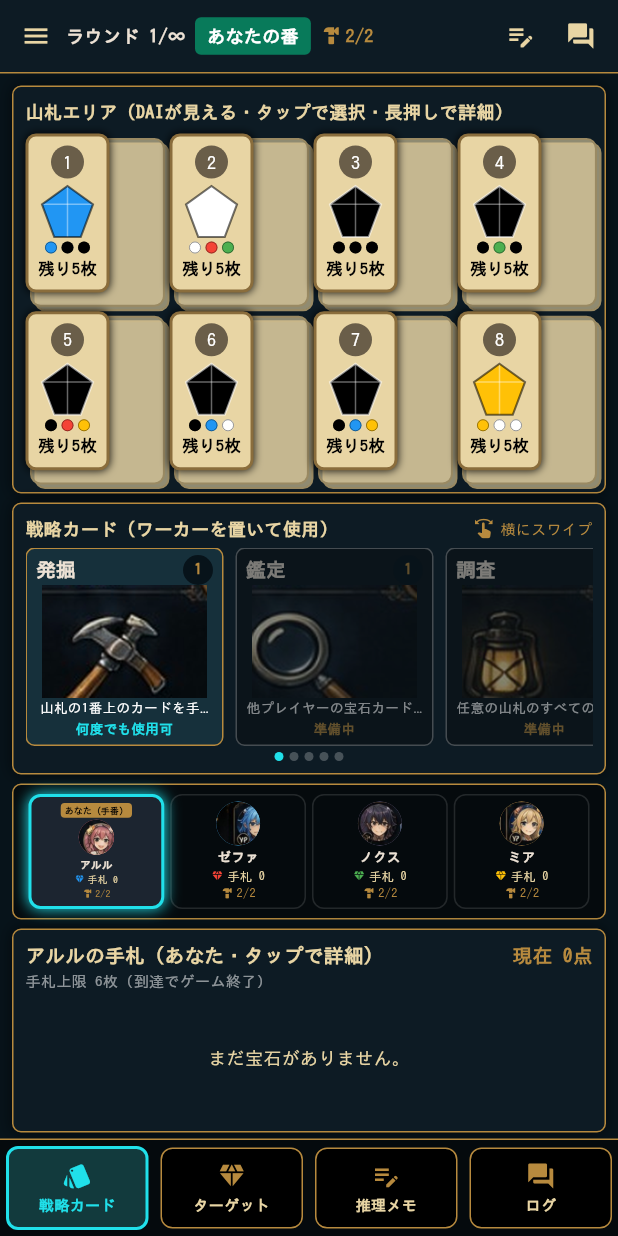
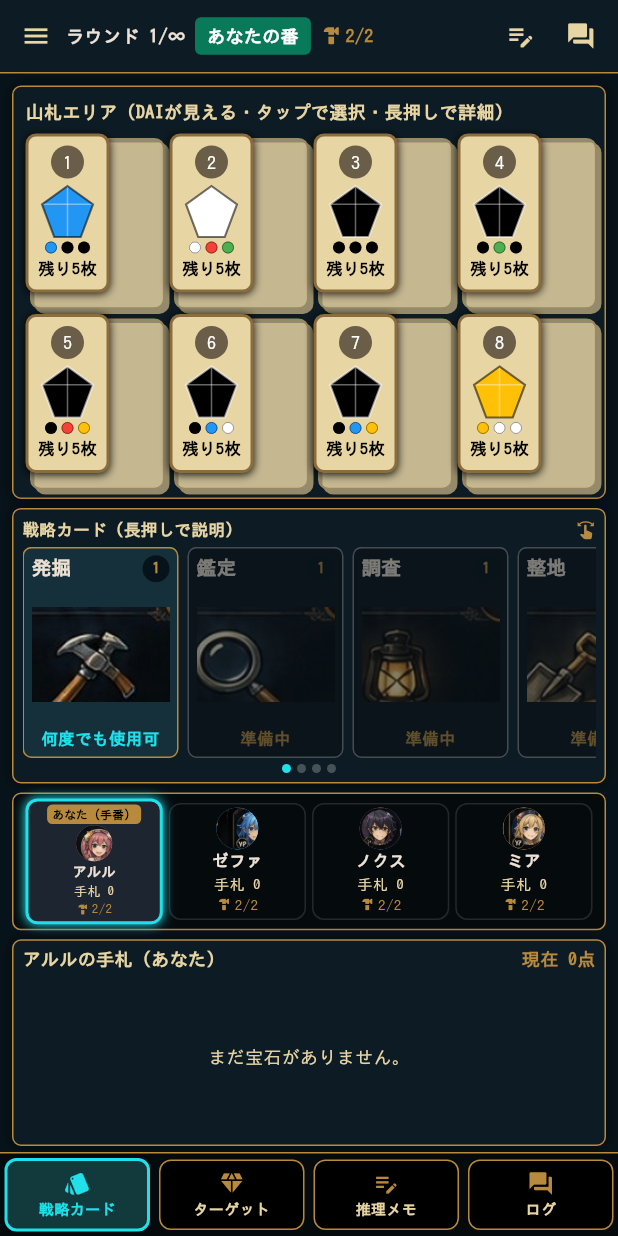
Before and after one commit to perusonao/fakedigger, a Flutter app: the screen it shows after launch, on a phone screen of 412 x 824 dp. Run offline on Flutter 3.47's test engine with Material 3 defaults, Android fonts, the phone set to English and light mode, and no system bars; our stand-ins replace flutter_riverpod, go_router.

Commit message:
片手操作しやすいUIへブラッシュアップ（レイアウトは維持、詰めと簡素化）
参考画像・詳細指示に沿って、スクロールなしで1画面に収まる構成は
維持しつつ、余白・情報量・フォントサイズを見直した。ゲームルールは
変更していない。

- Dashboard: 山札(7):戦略(3):プレイヤー(2):手札(3)に配分を調整し
  （山札を主役に）、余白を全体的に詰めた
- StatusBar: パディングを詰めて高さを縮小
- DeckCard: StatefulWidget化し、長押しで軽く浮き上がる
  AnimatedScale＋影の強調アニメーションを追加。表示情報は番号・
  DAIヒント・残り枚数のみのまま
- StrategyArea/ActionCard: カード面の説明文を廃止し、アイコン・
  カード名・コスト・使用状態のみに簡素化。長押しで説明ダイアログ
  （showActionDetailDialog）を表示するように変更。カード幅・
  余白も詰めた
- PlayerArea/PlayerTile: 表示項目をアバター・名前・手札枚数・
  ワーカー数のみに絞り、バッジは「あなた（手番）」のみに統一
  （手番／表示中の個別バッジ、ターゲット色アイコンは廃止。手番・
  表示中は枠線の色で示す）
- HandArea/HandTile/HandBackTile: カードサイズを62×88→48×64に
  縮小し、間隔も詰めた
- ターゲット・推理メモ・ログの各BottomSheetのタイトルをフォント
  サイズ20に統一
- NavItemの余白を詰めた
- 新しく使う文字に合わせて同梱の日本語サブセットフォントを再生成
- ウィジェットテストを更新（ターゲット色アイコン廃止の反映、戦略
  カード長押し説明ダイアログの検証、基準サイズ390×844でのSafeArea
  込み検証を追加）

## 変更したWidget一覧
Dashboard, StatusBar, DeckArea, DeckCard（StatefulWidget化）,
StrategyArea, ActionCard, showActionDetailDialog（新規）,
PlayerArea, PlayerTile, HandArea, HandTile, HandBackTile,
NavItem, showTargetSheet, showMemoSheet, showLogSheet

```diff
--- a/lib/main.dart
+++ b/lib/main.dart
@@ -421,7 +421,7 @@ class DeckArea extends ConsumerWidget {
   }
 }
 
-class DeckCard extends ConsumerWidget {
+class DeckCard extends ConsumerStatefulWidget {
   const DeckCard({
     required this.index,
     required this.deck,
@@ -435,8 +435,21 @@ class DeckCard extends ConsumerWidget {
   final Color? crownColor;
 
   @override
-  Widget build(BuildContext context, WidgetRef ref) {
-    final enabled = canSelect && !deck.isEmpty;
+  ConsumerState<DeckCard> createState() => _DeckCardState();
+}
+
+class _DeckCardState extends ConsumerState<DeckCard> {
+  bool _lifted = false;
+
+  void _setLifted(bool value) {
+    if (_lifted != value) setState(() => _lifted = value);
+  }
+
+  @override
+  Widget build(BuildContext context) {
+    final index = widget.index;
+    final deck = widget.deck;
+    final enabled = widget.canSelect && !deck.isEmpty;
     final selected = ref.watch(selectedDeckProvider) == index;
     // DAIの色ヒント（先頭から最大3枚）。完全な内訳は長押しの詳細で見せる。
     final hints = deck.cards.take(3).toList();
@@ -446,10 +459,17 @@ class DeckCard extends ConsumerWidget {
       selected: selected,
       label: '山札${index + 1}、${deck.count}枚',
       child: GestureDetector(
+        onLongPressStart: (_) => _setLifted(true),
         onLongPress: () => showDeckDetailDialog(context, ref, index),
+        onLongPressEnd: (_) => _setLifted(false),
+        onLongPressCancel: () => _setLifted(false),
         child: InkWell(
           onTap: enabled ? () => onDeckTap(context, ref, index) : null,
           borderRadius: BorderRadius.circular(8),
+          child: AnimatedScale(
+            scale: _lifted ? 1.08 : 1.0,
+            duration: const Duration(milliseconds: 120),
+            curve: Curves.easeOut,
             child: Stack(
               clipBehavior: Clip.none,
               children: [
@@ -472,19 +492,28 @@ class DeckCard extends ConsumerWidget {
                     ),
                 AnimatedContainer(
                   duration: const Duration(milliseconds: 180),
-                padding: const EdgeInsets.symmetric(horizontal: 6, vertical: 6),
+                  padding:
+                      const EdgeInsets.symmetric(horizontal: 6, vertical: 6),
                   decoration: BoxDecoration(
                     color: deck.isEmpty ? const Color(0xffcfc6ac) : kBeige,
                     borderRadius: BorderRadius.circular(7),
                     border: Border.all(
                       color: selected
                           ? kSelected
-                        : (enabled ? const Color(0xff8a6d3c) : Colors.black26),
+                          : (enabled
+                              ? const Color(0xff8a6d3c)
+                              : Colors.black26),
                       width: selected ? 3 : 2,
                     ),
                     boxShadow: selected
                         ? const [BoxShadow(color: kSelected, blurRadius: 12)]
-                      : const [BoxShadow(color: Colors.black87, blurRadius: 4)],
+                        : [
+                            BoxShadow(
+                              color: Colors.black87,
+                              blurRadius: _lifted ? 10 : 4,
+                              offset: Offset(0, _lifted ? 4 : 1),
+                            ),
+                          ],
                   ),
                   // 計算した比率のセルに収まらない場合でも、はみ出さず
                   // 自動で縮小されるようFittedBoxで包む（Expandedは使わない）。
@@ -545,14 +574,15 @@ class DeckCard extends ConsumerWidget {
                     ),
                   ),
                 ),
-              if (crownColor != null)
+                if (widget.crownColor != null)
                   Positioned(
                     right: -6,
                     top: -10,
                     child: Icon(Icons.workspace_premium,
-                      size: 24, color: crownColor),
-                ),
-            ],
+                        size: 24, color: widget.crownColor),
+                  ),
+              ],
+            ),
           ),
         ),
       ),
@@ -694,8 +724,8 @@ class _StrategyAreaState extends ConsumerState<StrategyArea> {
   int _page = 0;
   int _pageCount = 1;
 
-  static const _cardWidth = 132.0;
-  static const _spacing = 8.0;
+  static const _cardWidth = 104.0;
+  static const _spacing = 6.0;
 
   @override
   void initState() {
@@ -722,7 +752,7 @@ class _StrategyAreaState extends ConsumerState<StrategyArea> {
 
   @override
   Widget build(BuildContext context) => GoldPanel(
-        padding: const EdgeInsets.all(8),
+        padding: const EdgeInsets.all(6),
         child: Column(
           crossAxisAlignment: CrossAxisAlignment.start,
           children: [
@@ -730,19 +760,17 @@ class _StrategyAreaState extends ConsumerState<StrategyArea> {
               children: [
                 Expanded(
                   child: Text(
-                    '戦略カード（ワーカーを置いて使用）',
+                    '戦略カード（長押しで説明）',
                     style: TextStyle(
                         color: kBeige,
                         fontWeight: FontWeight.bold,
-                        fontSize: 12),
-                  ),
-                ),
-                Icon(Icons.swipe, size: 14, color: kGold),
-                SizedBox(width: 4),
-                Text('横にスワイプ', style: TextStyle(color: kGold, fontSize: 10)),
-              ],
-            ),
-            const SizedBox(height: 4),
+                        fontSize: 11),
+                  ),
+                ),
+                Icon(Icons.swipe, size: 13, color: kGold),
+              ],
+            ),
+            const SizedBox(height: 3),
             Expanded(
               child: LayoutBuilder(
                 builder: (context, constraints) {
@@ -875,6 +903,8 @@ class ActionCard extends ConsumerWidget {
       button: true,
       enabled: tappable,
       selected: actionState == ActionState.selected,
+      child: GestureDetector(
+        onLongPress: () => showActionDetailDialog(context, data),
         child: InkWell(
           onTap: tappable
               ? () {
@@ -885,12 +915,14 @@ class ActionCard extends ConsumerWidget {
                   }
                   ref.read(selectedActionProvider.notifier).state = index;
                   final deckIndex = ref.read(selectedDeckProvider);
-                if (deckIndex != null) maybeConfirmDig(context, ref, deckIndex);
+                  if (deckIndex != null) {
+                    maybeConfirmDig(context, ref, deckIndex);
+                  }
                 }
               : null,
           child: AnimatedContainer(
             duration: const Duration(milliseconds: 180),
-          padding: const EdgeInsets.symmetric(horizontal: 6, vertical: 4),
+            padding: const EdgeInsets.symmetric(horizontal: 5, vertical: 4),
             decoration: BoxDecoration(
               color: actionState == ActionState.comingSoon
                   ? const Color(0xff0b141a)
@@ -928,7 +960,7 @@ class ActionCard extends ConsumerWidget {
                         ),
                       ),
                       CircleAvatar(
-                      radius: 10,
+                        radius: 9,
                         backgroundColor: kBackground,
                         child: Text(
                           '${data.cost}',
@@ -946,20 +978,12 @@ class ActionCard extends ConsumerWidget {
                     ),
                   ),
                   Text(
-                  data.description,
-                  textAlign: TextAlign.center,
-                  maxLines: 1,
-                  overflow: TextOverflow.ellipsis,
-                  style: const TextStyle(fontSize: 9, color: Colors.white),
-                ),
-                const SizedBox(height: 1),
-                Text(
                     caption,
                     textAlign: TextAlign.center,
                     maxLines: 1,
                     overflow: TextOverflow.ellipsis,
                     style: TextStyle(
-                    fontSize: 9,
+                      fontSize: 11,
                       color: captionColor,
                       fontWeight: FontWeight.bold,
                     ),
@@ -969,8 +993,39 @@ class ActionCard extends ConsumerWidget {
             ),
           ),
         ),
-    );
-  }
+      ),
+    );
+  }
+}
+
+/// 戦略カードを長押ししたときの説明ダイアログ。
+void showActionDetailDialog(BuildContext context, ActionData data) {
+  showDialog<void>(
+    context: context,
+    builder: (ctx) => AlertDialog(
+      backgroundColor: kPanel,
+      title: Row(
+        children: [
+          Icon(data.icon, color: kGold),
+          const SizedBox(width: 8),
+          Text(data.title, style: const TextStyle(fontSize: 20)),
+        ],
+      ),
+      content: Column(
+        mainAxisSize: MainAxisSize.min,
+        crossAxisAlignment: CrossAxisAlignment.start,
+        children: [
+          Text('コスト：ワーカー${data.cost}個', style: const TextStyle(color: kBeige)),
+          const SizedBox(height: 8),
+          Text(data.description, style: const TextStyle(color: kBeige)),
+        ],
+      ),
+      actions: [
+        TextButton(
+            onPressed: () => Navigator.pop(ctx), child: const Text('閉じる')),
+      ],
+    ),
+  );
 }
 
 /// 4. プレイヤー表示エリア（戦略カードエリアの直下）。
@@ -985,7 +1040,7 @@ class PlayerArea extends ConsumerWidget {
     final current = ref.watch(gameProvider.select((s) => s.currentPlayer));
     final viewing = ref.watch(selectedPlayerProvider);
     return Container(
-      padding: const EdgeInsets.symmetric(horizontal: 8, vertical: 6),
+      padding: const EdgeInsets.symmetric(horizontal: 6, vertical: 3),
       decoration: BoxDecoration(
         color: const Color(0xff050a0d),
         border: Border.all(color: kGold),
@@ -1037,7 +1092,7 @@ class PlayerTile extends StatelessWidget {
           onTap: onTap,
           borderRadius: BorderRadius.circular(8),
           child: Container(
-            padding: const EdgeInsets.symmetric(vertical: 4, horizontal: 4),
+            padding: const EdgeInsets.symmetric(vertical: 2, horizontal: 3),
             decoration: BoxDecoration(
               color: active ? const Color(0xff1c2530) : Colors.transparent,
               border: Border.all(
@@ -1048,75 +1103,28 @@ class PlayerTile extends StatelessWidget {
               ),
               borderRadius: BorderRadius.circular(8),
               boxShadow: active || viewing
-                  ? const [BoxShadow(color: kSelected, blurRadius: 8)]
+                  ? const [BoxShadow(color: kSelected, blurRadius: 6)]
                   : null,
             ),
+            // 表示項目はアバター・名前・手札枚数・ワーカー数のみ。
+            // 「あなた（手番）」だけをバッジにし、他のバッジ・アイコンは
+            // 出さない（境界線の色で手番／表示中を示す）。
             child: FittedBox(
               fit: BoxFit.scaleDown,
               child: Column(
                 mainAxisSize: MainAxisSize.min,
                 children: [
-                  if (self)
-                    Padding(
-                      padding: const EdgeInsets.only(bottom: 2),
-                      child: FittedBox(
-                        fit: BoxFit.scaleDown,
-                        child: Container(
+                  if (self && active)
+                    Container(
+                      margin: const EdgeInsets.only(bottom: 1),
                       padding: const EdgeInsets.symmetric(
                           horizontal: 4, vertical: 1),
                       decoration: BoxDecoration(
                         color: kGold,
                         borderRadius: BorderRadius.circular(4),
                       ),
-                          child: Text(
-                            active ? 'あなた（手番）' : (viewing ? 'あなた（表示中）' : 'あなた'),
-                            style: const TextStyle(
-                              color: Colors.black,
-                              fontSize: 9,
-                              fontWeight: FontWeight.bold,
-                            ),
-                          ),
-                        ),
-                      ),
-                    ),
-                  Stack(
-                    clipBehavior: Clip.none,
-                    children: [
-                      playerAvatar(player, 18),
-                      if (active && !self)
-                        Positioned(
-                          top: -8,
-                          right: -8,
-                          child: Container(
-                            padding: const EdgeInsets.symmetric(
-                                horizontal: 4, vertical: 1),
-                            decoration: BoxDecoration(
-                              color: kSelfTurn,
-                              borderRadius: BorderRadius.circular(4),
-                            ),
                       child: const Text(
-                              '手番',
-                              style: TextStyle(
-                                color: Colors.white,
-                                fontSize: 9,
-                                fontWeight: FontWeight.bold,
-                              ),
-                            ),
-                          ),
-                        ),
-                      if (viewing && !self)
-                        Positioned(
-                          bottom: -6,
-                          left: -6,
-                          child: Container(
-                            padding: const EdgeInsets.symmetric(
-                                horizontal: 4, vertical: 1),
-                            decoration: BoxDecoration(
-                              color: kSelected,
-                              borderRadius: BorderRadius.circular(4),
-                            ),
-                            child: const Text(
-                              '表示中',
+                        'あなた（手番）',
                         style: TextStyle(
                           color: Colors.black,
                           fontSize: 9,
@@ -1124,10 +1132,7 @@ class PlayerTile extends StatelessWidget {
                         ),
                       ),
                     ),
-                        ),
-                    ],
-                  ),
-                  const SizedBox(height: 2),
+                  playerAvatar(player, 14),
                   Text(
                     player.name,
                     maxLines: 1,
@@ -1135,21 +1140,14 @@ class PlayerTile extends StatelessWidget {
                     style: const TextStyle(
                         fontSize: 11, fontWeight: FontWeight.bold),
                   ),
-                  Row(
-                    mainAxisAlignment: MainAxisAlignment.center,
-                    children: [
-                      Icon(Icons.diamond, size: 10, color: player.target.color),
-                      const SizedBox(width: 3),
                   Text(
                     '手札 ${player.hand.length}',
                     style: const TextStyle(color: kBeige, fontSize: 10),
                   ),
-                    ],
-                  ),
                   Row(
                     mainAxisAlignment: MainAxisAlignment.center,
                     children: [
-                      const Icon(Icons.hardware, size: 11, color: kGold),
+                      const Icon(Icons.hardware, size: 10, color: kGold),
                       const SizedBox(width: 2),
                       Text(
                         '${player.workers}/${PlayerState.kWorkersPerPlayer}',
@@ -1178,7 +1176,7 @@ class HandArea extends ConsumerWidget {
     final viewed = players[viewedIndex];
     final self = isSelf(viewedIndex);
     return GoldPanel(
-      padding: const EdgeInsets.all(8),
+      padding: const EdgeInsets.symmetric(horizontal: 6, vertical: 4),
       child: Column(
         crossAxisAlignment: CrossAxisAlignment.start,
         children: [
@@ -1186,27 +1184,21 @@ class HandArea extends ConsumerWidget {
             children: [
               Expanded(
                 child: Text(
-                  self
-                      ? '${viewed.name}の手札（あなた・タップで詳細）'
-                      : '${viewed.name}の手札（非公開・未鑑定は裏面）',
+                  self ? '${viewed.name}の手札（あなた）' : '${viewed.name}の手札（非公開）',
                   overflow: TextOverflow.ellipsis,
                   style: const TextStyle(
-                      color: kBeige, fontWeight: FontWeight.bold, fontSize: 13),
+                      color: kBeige, fontWeight: FontWeight.bold, fontSize: 12),
                 ),
               ),
               if (self)
                 Text(
                   '現在 ${viewed.score}点',
                   style: const TextStyle(
-                      color: kGold, fontWeight: FontWeight.bold, fontSize: 13),
-                ),
-            ],
-          ),
-          Text(
-            '手札上限 $kHandLimit枚（到達でゲーム終了）',
-            style: const TextStyle(color: Colors.white54, fontSize: 10),
-          ),
-          const SizedBox(height: 4),
+                      color: kGold, fontWeight: FontWeight.bold, fontSize: 12),
+                ),
+            ],
+          ),
+          const SizedBox(height: 3),
           Expanded(
             child: viewed.hand.isEmpty
                 ? const Center(
@@ -1216,7 +1208,7 @@ class HandArea extends ConsumerWidget {
                 : ListView.separated(
                     scrollDirection: Axis.horizontal,
                     itemCount: viewed.hand.length,
-                    separatorBuilder: (_, __) => const SizedBox(width: 8),
+                    separatorBuilder: (_, __) => const SizedBox(width: 5),
                     itemBuilder: (_, i) => self || viewed.hand[i].revealedToSelf
                         ? HandTile(
                             ownerIndex: viewedIndex,
@@ -1251,9 +1243,9 @@ class HandTile extends ConsumerWidget {
       onTap: () => showHandCardDetail(context, ref, ownerIndex, index, card),
       borderRadius: BorderRadius.circular(7),
       child: Container(
-        width: 62,
-        height: 88,
-        padding: const EdgeInsets.all(6),
+        width: 48,
+        height: 64,
+        padding: const EdgeInsets.all(4),
         decoration: BoxDecoration(
           color: kBeige,
           borderRadius: BorderRadius.circular(7),
@@ -1270,7 +1262,7 @@ class HandTile extends ConsumerWidget {
             Row(
               children: [
                 if (card.protected)
-                  const Icon(Icons.shield, size: 12, color: kSelfTurn),
+                  const Icon(Icons.shield, size: 10, color: kSelfTurn),
                 const Spacer(),
                 if (card.doubled)
                   const Text(
@@ -1278,15 +1270,17 @@ class HandTile extends ConsumerWidget {
                     style: TextStyle(
                         color: Colors.red,
                         fontWeight: FontWeight.bold,
-                        fontSize: 11),
-                  ),
-              ],
-            ),
-            Expanded(child: Center(child: GemIcon(gem: card.gem, size: 28))),
+                        fontSize: 10),
+                  ),
+              ],
+            ),
+            Expanded(child: Center(child: GemIcon(gem: card.gem, size: 20))),
             Text(
               card.gem.label,
               style: const TextStyle(
-                  color: Colors.black, fontWeight: FontWeight.bold),
+                  color: Colors.black,
+                  fontWeight: FontWeight.bold,
+                  fontSize: 11),
             ),
           ],
         ),
@@ -1301,15 +1295,15 @@ class HandBackTile extends StatelessWidget {
   const HandBackTile({super.key});
   @override
   Widget build(BuildContext context) => Container(
-        width: 62,
-        height: 88,
+        width: 48,
+        height: 64,
         decoration: BoxDecoration(
           color: const Color(0xff10151d),
           borderRadius: BorderRadius.circular(7),
           border: Border.all(color: kGold, width: 2),
         ),
         child: const Center(
-          child: Icon(Icons.diamond, color: kGold, size: 26),
+          child: Icon(Icons.diamond, color: kGold, size: 20),
         ),
       );
 }
@@ -1452,8 +1446,8 @@ class NavItem extends StatelessWidget {
         child: InkWell(
           onTap: onTap,
           child: Container(
-            margin: const EdgeInsets.all(4),
-            padding: const EdgeInsets.symmetric(vertical: 8),
+            margin: const EdgeInsets.all(3),
+            padding: const EdgeInsets.symmetric(vertical: 6),
             decoration: BoxDecoration(
               color: active ? const Color(0xff123a3d) : Colors.black,
               border: Border.all(
@@ -1463,8 +1457,8 @@ class NavItem extends StatelessWidget {
             child: Column(
               mainAxisSize: MainAxisSize.min,
               children: [
-                Icon(icon, color: active ? kSelected : kGold, size: 20),
-                const SizedBox(height: 2),
+                Icon(icon, color: active ? kSelected : kGold, size: 18),
+                const SizedBox(height: 1),
                 Text(
                   label,
                   style: TextStyle(
@@ -1521,7 +1515,7 @@ void showTargetSheet(BuildContext context, WidgetRef ref) {
         mainAxisSize: MainAxisSize.min,
         children: [
           const Text('あなたのターゲット',
-              style: TextStyle(fontWeight: FontWeight.bold, fontSize: 16)),
+              style: TextStyle(fontWeight: FontWeight.bold, fontSize: 20)),
           const SizedBox(height: 12),
           Container(
             height: 120,
@@ -1563,7 +1557,7 @@ void showMemoSheet(BuildContext context, WidgetRef ref) {
         crossAxisAlignment: CrossAxisAlignment.stretch,
         children: [
           const Text('推理メモ（あなただけ）',
-              style: TextStyle(fontWeight: FontWeight.bold, fontSize: 16)),
+              style: TextStyle(fontWeight: FontWeight.bold, fontSize: 20)),
           const SizedBox(height: 12),
           TextField(
             controller: controller,
@@ -1602,7 +1596,7 @@ void showLogSheet(BuildContext context, WidgetRef ref) {
               children: [
                 const Text('ログ',
                     style:
-                        TextStyle(fontWeight: FontWeight.bold, fontSize: 16)),
+                        TextStyle(fontWeight: FontWeight.bold, fontSize: 20)),
                 const SizedBox(height: 8),
                 Expanded(
                   child: log.isEmpty
```
Also changed, not shown: fonts/AppJP.ttf, 1 other file. Lines whose indentation alone changed are shown as unchanged.
